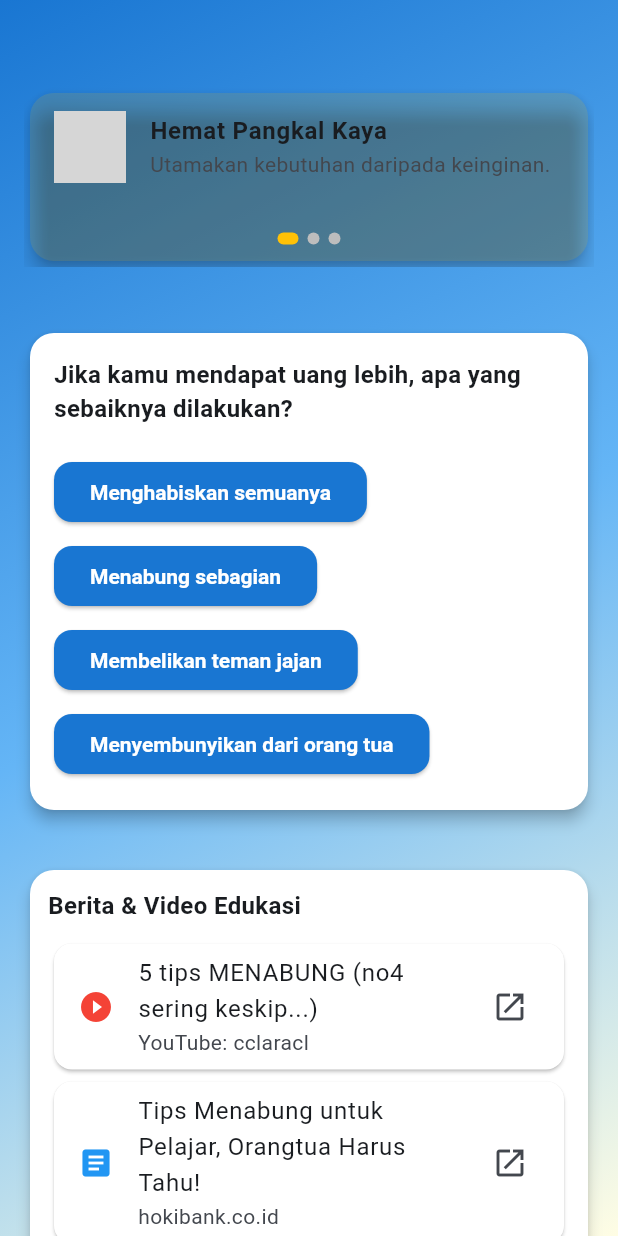
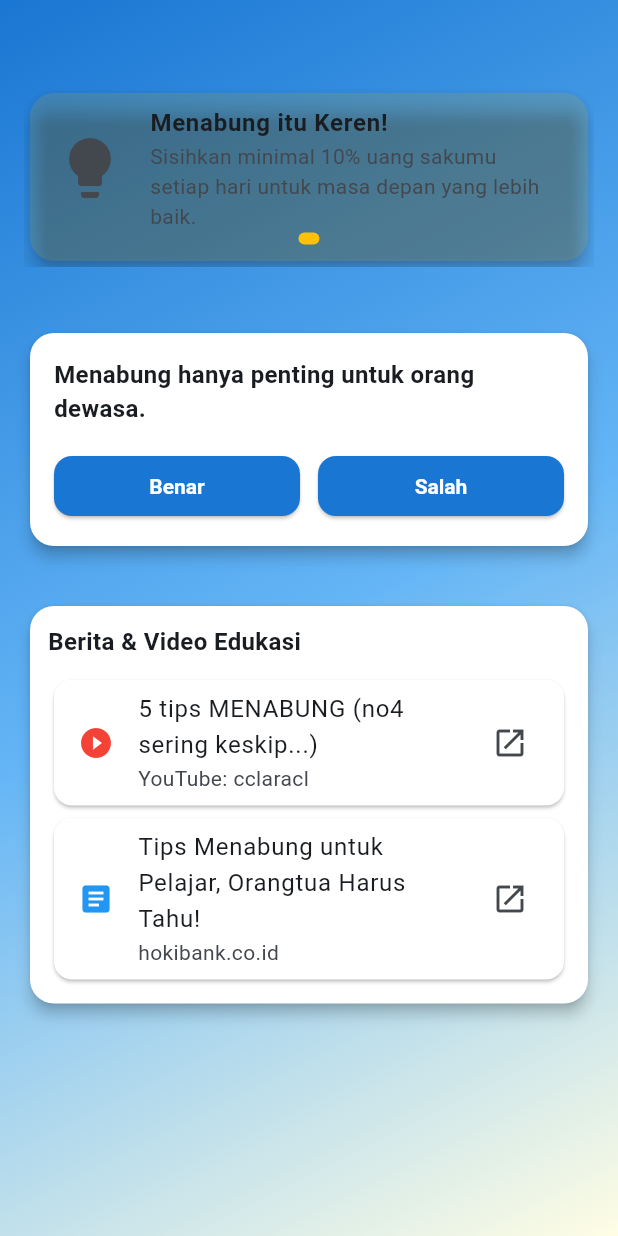
Before and after one commit to ForZa77123/financia_edu, a Flutter app: the TipsScreen widget shown alone on an empty page, opened directly, on a phone screen of 412 x 824 dp. Run offline on Flutter 3.47's test engine with Material 3 defaults, Android fonts, the phone set to English and light mode, and no system bars; our stand-ins replace cloud_firestore, device_info_plus, firebase_auth, firebase_core, firebase_remote_config, fl_chart and 4 more; accounts and stored records are empty; Roboto replaces fonts that are missing (Montserrat); grey boxes are pictures that could not be loaded.

Commit message:
tips-screen-backend

```diff
--- a/lib/screens/tips_screen.dart
+++ b/lib/screens/tips_screen.dart
@@ -14,7 +14,7 @@ class TipsScreen extends StatefulWidget {
 
 class _TipsScreenState extends State<TipsScreen> {
   // Bank soal quiz
-  final List<Map<String, dynamic>> _quizBank = [
+  final String _defaultQuizBankJson = jsonEncode([
     {
       'type': 'multiple',
       'question': 'Apa tujuan utama menabung?',
@@ -59,115 +59,19 @@ class _TipsScreenState extends State<TipsScreen> {
       'question': 'Menabung hanya penting untuk orang dewasa.',
       'answer': false,
     },
-    {
-      'type': 'multiple',
-      'question':
-          'Jika kamu mendapat uang lebih, apa yang sebaiknya dilakukan?',
-      'options': [
-        'Menghabiskan semuanya',
-        'Menabung sebagian',
-        'Membelikan teman jajan',
-        'Menyembunyikan dari orang tua',
-      ],
-      'answer': 1,
-    },
-    {
-      'type': 'case',
-      'question':
-          'Siti ingin membeli sepatu baru, tapi uangnya belum cukup. Apa langkah terbaik?',
-      'options': [
-        'Meminjam uang ke teman',
-        'Menabung hingga cukup',
-        'Membeli sepatu bekas',
-        'Mengambil uang orang tua tanpa izin',
-      ],
-      'answer': 1,
-    },
-    {
-      'type': 'truefalse',
-      'question': 'Membuat anggaran bulanan bisa membantu mengatur keuangan.',
-      'answer': true,
-    },
-    {
-      'type': 'multiple',
-      'question': 'Apa manfaat mencatat pengeluaran?',
-      'options': [
-        'Agar tahu ke mana uang pergi',
-        'Agar bisa boros',
-        'Agar bisa minta uang lebih',
-        'Agar lupa pengeluaran',
-      ],
-      'answer': 0,
-    },
-    {
-      'type': 'case',
-      'question':
-          'Budi sering membeli jajanan setiap hari hingga uang sakunya habis. Apa saran terbaik?',
-      'options': [
-        'Kurangi jajan dan sisihkan untuk ditabung',
-        'Minta uang saku lebih banyak',
-        'Pinjam uang ke teman',
-        'Abaikan saja',
-      ],
-      'answer': 0,
-    },
-  ];
+  ]);
 
   // Bank tips harian
-  final List<Map<String, String>> _tipsBank = [
+  final String _defaultTipsBankJson = jsonEncode([
     {
       'title': 'Menabung itu Keren!',
       'message':
           'Sisihkan minimal 10% uang sakumu setiap hari untuk masa depan yang lebih baik.',
-      'image': 'assets/images/save_money.png',
     },
-    {
-      'title': 'Belanja Cerdas',
-      'message': 'Buat daftar belanja sebelum ke toko agar tidak boros.',
-      'image': 'assets/images/shopping_list.png',
-    },
-    {
-      'title': 'Hemat Pangkal Kaya',
-      'message': 'Utamakan kebutuhan daripada keinginan.',
-      'image': 'assets/images/smart_spend.png',
-    },
-    {
-      'title': 'Catat Pengeluaran',
-      'message':
-          'Selalu catat setiap pengeluaran agar tahu ke mana uangmu pergi.',
-      'image': 'assets/images/notes.png',
-    },
-    {
-      'title': 'Bandingkan Harga',
-      'message': 'Sebelum membeli, bandingkan harga di beberapa tempat.',
-      'image': 'assets/images/compare.png',
-    },
-    {
-      'title': 'Bawa Bekal Sendiri',
-      'message': 'Membawa bekal dari rumah bisa menghemat pengeluaran jajan.',
-      'image': 'assets/images/lunchbox.png',
-    },
-    {
-      'title': 'Jangan Mudah Tergoda Diskon',
-      'message': 'Beli barang karena butuh, bukan karena diskon.',
-      'image': 'assets/images/discount.png',
-    },
-    {
-      'title': 'Tentukan Tujuan Menabung',
-      'message': 'Menabung dengan tujuan membuatmu lebih semangat.',
-      'image': 'assets/images/goal.png',
-    },
-    {
-      'title': 'Gunakan Uang Secukupnya',
-      'message': 'Belanjakan uang sesuai kebutuhan, bukan keinginan.',
-      'image': 'assets/images/wallet.png',
-    },
-    {
-      'title': 'Jangan Lupa Berbagi',
-      'message': 'Sisihkan sebagian uang untuk membantu sesama.',
-      'image': 'assets/images/share.png',
-    },
-  ];
+  ]);
+
+  List<Map<String, dynamic>> _quizBank = [];
+  List<Map<String, String>> _tipsBank = [];
 
   // Quiz & tips state
   int _quizIndex = 0;
@@ -201,7 +105,7 @@ class _TipsScreenState extends State<TipsScreen> {
   List<Map<String, String>> _eduLinks = [];
   bool _loadingEduLinks = true;
 
-  Future<void> _fetchEduLinks() async {
+  Future<void> _fetchRemoteContent() async {
     try {
       final remoteConfig = FirebaseRemoteConfig.instance;
       await remoteConfig.setConfigSettings(
@@ -210,23 +114,50 @@ class _TipsScreenState extends State<TipsScreen> {
           minimumFetchInterval: const Duration(minutes: 5),
         ),
       );
-      // Set in-app default
-      await remoteConfig.setDefaults({'edu_links': _defaultEduLinksJson});
+      await remoteConfig.setDefaults({
+        'edu_links': _defaultEduLinksJson,
+        'quiz_bank': _defaultQuizBankJson,
+        'tips_bank': _defaultTipsBankJson,
+      });
       await remoteConfig.fetchAndActivate();
-      final jsonString = remoteConfig.getString('edu_links');
-      final List<dynamic> jsonList = json.decode(jsonString);
+
+      // Parse quiz bank
+      final quizJson = remoteConfig.getString('quiz_bank');
+      final quizList = json.decode(quizJson) as List;
+      _quizBank =
+          quizList.map((e) => Map<String, dynamic>.from(e as Map)).toList();
+
+      // Parse tips bank
+      final tipsJson = remoteConfig.getString('tips_bank');
+      final tipsList = json.decode(tipsJson) as List;
+      _tipsBank =
+          tipsList.map((e) => Map<String, String>.from(e as Map)).toList();
+
+      // Parse edu links
+      final eduJson = remoteConfig.getString('edu_links');
+      final eduList = json.decode(eduJson) as List;
       setState(() {
         _eduLinks =
-            jsonList.map((e) => Map<String, String>.from(e as Map)).toList();
+            eduList.map((e) => Map<String, String>.from(e as Map)).toList();
         _loadingEduLinks = false;
+        _randomizeQuizAndTips(); // re-randomize with new data
       });
     } catch (e) {
-      // On error, use the in-app default
-      final List<dynamic> jsonList = json.decode(_defaultEduLinksJson);
+      // Fallback to in-app defaults
+      final quizList = json.decode(_defaultQuizBankJson) as List;
+      _quizBank =
+          quizList.map((e) => Map<String, dynamic>.from(e as Map)).toList();
+
+      final tipsList = json.decode(_defaultTipsBankJson) as List;
+      _tipsBank =
+          tipsList.map((e) => Map<String, String>.from(e as Map)).toList();
+
+      final eduList = json.decode(_defaultEduLinksJson) as List;
       setState(() {
         _eduLinks =
-            jsonList.map((e) => Map<String, String>.from(e as Map)).toList();
+            eduList.map((e) => Map<String, String>.from(e as Map)).toList();
         _loadingEduLinks = false;
+        _randomizeQuizAndTips();
       });
     }
   }
@@ -237,7 +168,7 @@ class _TipsScreenState extends State<TipsScreen> {
     _randomizeQuizAndTips();
     _pageController = PageController(initialPage: _currentTip);
     _startTipTimer();
-    _fetchEduLinks();
+    _fetchRemoteContent();
   }
 
   void _randomizeQuizAndTips() {
@@ -312,6 +243,11 @@ class _TipsScreenState extends State<TipsScreen> {
   @override
   Widget build(BuildContext context) {
     final isDark = Theme.of(context).brightness == Brightness.dark;
+
+    if (_quizQuestions.isEmpty || _dailyTips.isEmpty) {
+      return const Center(child: CircularProgressIndicator());
+    }
+
     return Stack(
       children: [
         // Background gradient sesuai tema
@@ -371,26 +307,7 @@ class _TipsScreenState extends State<TipsScreen> {
                                 borderRadius: BorderRadius.circular(16),
                               ),
                               child: ListTile(
-                                leading:
-                                    tip['image'] != null
-                                        ? ClipRRect(
-                                          borderRadius: BorderRadius.circular(
-                                            1,
-                                          ),
-                                          child: Image.asset(
-                                            tip['image']!,
-                                            width: 48,
-                                            height: 48,
-                                            fit: BoxFit.cover,
-                                            errorBuilder:
-                                                (context, error, stackTrace) =>
-                                                    const Icon(
-                                                      Icons.lightbulb,
-                                                      size: 48,
-                                                    ),
-                                          ),
-                                        )
-                                        : const Icon(Icons.lightbulb, size: 48),
+                                leading: const Icon(Icons.lightbulb, size: 48),
                                 title: Text(
                                   tip['title']!,
                                   style: const TextStyle(
```
